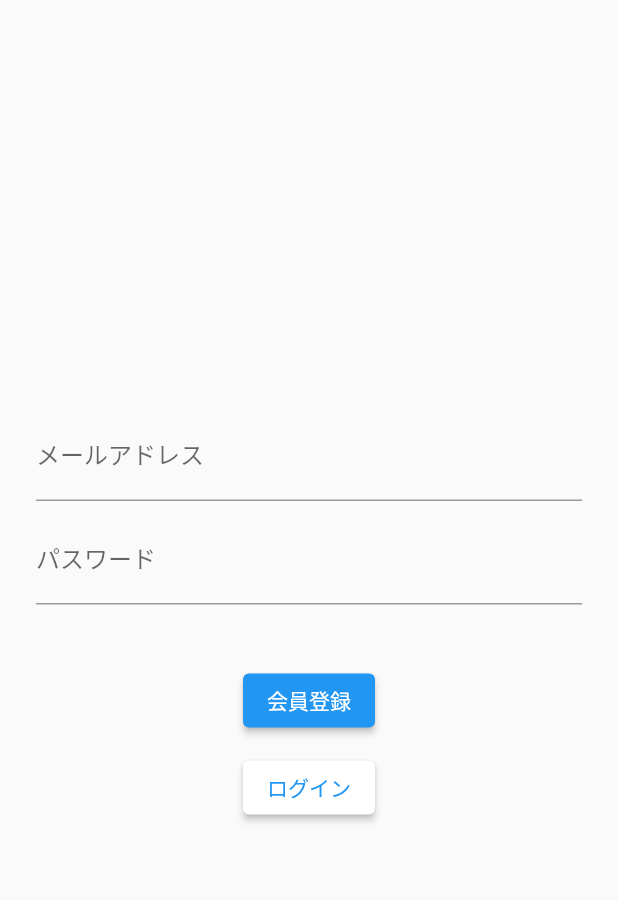
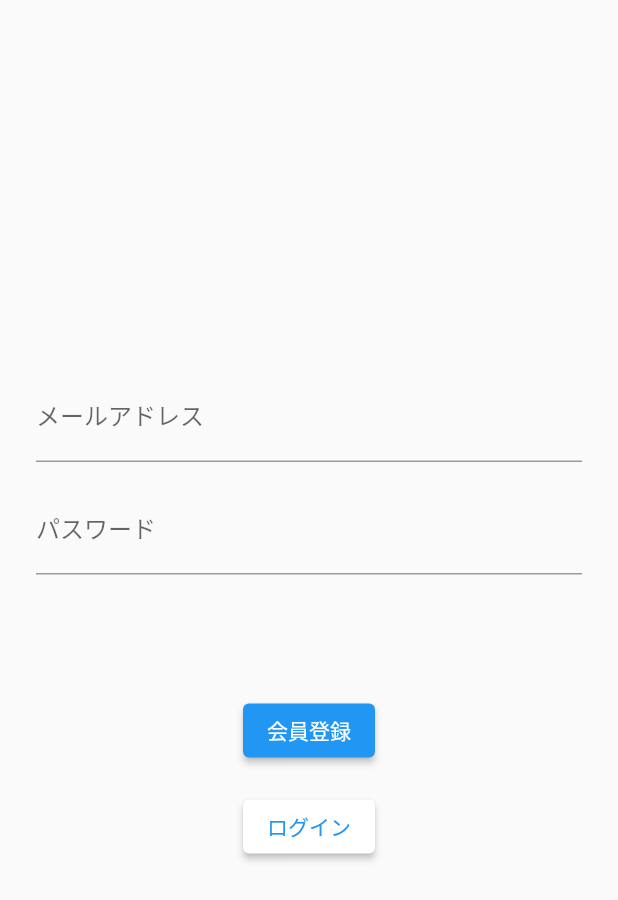
Before and after one commit to k-y-1202/todo_test, a Flutter app: the screen it shows after launch, on a phone screen of 412 x 824 dp. Shown: the top 900 px of the screen. Run offline on Flutter 3.47's test engine with Material 2 defaults, Android fonts, the phone set to English and light mode, and no system bars; our stand-ins replace firebase_core; accounts and stored records are empty.

Commit message:
sizedboxの共通化

```diff
--- /dev/null
+++ b/lib/common_widget/margin_sizedbox.dart
@@ -0,0 +1,7 @@
+import 'package:flutter/material.dart';
+
+class MarginSizedBox {
+  static const smallHeightMargin = SizedBox(height: 16);
+  static const mediumHeightMargin = SizedBox(height: 40);
+  static const bigHeightMargin = SizedBox(height: 80);
+}
--- a/lib/views/auth/auth_page.dart
+++ b/lib/views/auth/auth_page.dart
@@ -1,4 +1,5 @@
 import 'package:flutter/material.dart';
+import 'package:todo_test/common_widget/margin_sizedbox.dart';
 
 import 'package:todo_test/views/auth/components/auth_text_form_field.dart';
 
@@ -10,6 +11,7 @@ class AuthPage extends StatelessWidget {
     final GlobalKey<FormState> _formKey = GlobalKey<FormState>();
     final TextEditingController emailController = TextEditingController();
     final TextEditingController passController = TextEditingController();
+
     return Scaffold(
       body: Form(
         key: _formKey,
@@ -22,12 +24,12 @@ class AuthPage extends StatelessWidget {
                 controller: emailController,
                 label: 'メールアドレス',
               ),
-              const SizedBox(height: 10),
+              MarginSizedBox.smallHeightMargin,
               AuthTextFormField(
                 controller: passController,
                 label: 'パスワード',
               ),
-              const SizedBox(height: 40),
+              MarginSizedBox.bigHeightMargin,
               ElevatedButton(
                 onPressed: () {
                   if (_formKey.currentState!.validate()) {
@@ -38,7 +40,7 @@ class AuthPage extends StatelessWidget {
                 },
                 child: const Text('会員登録'),
               ),
-              const SizedBox(height: 10),
+              MarginSizedBox.smallHeightMargin,
               ElevatedButton(
                 onPressed: () {
                   if (_formKey.currentState!.validate()) {
```
